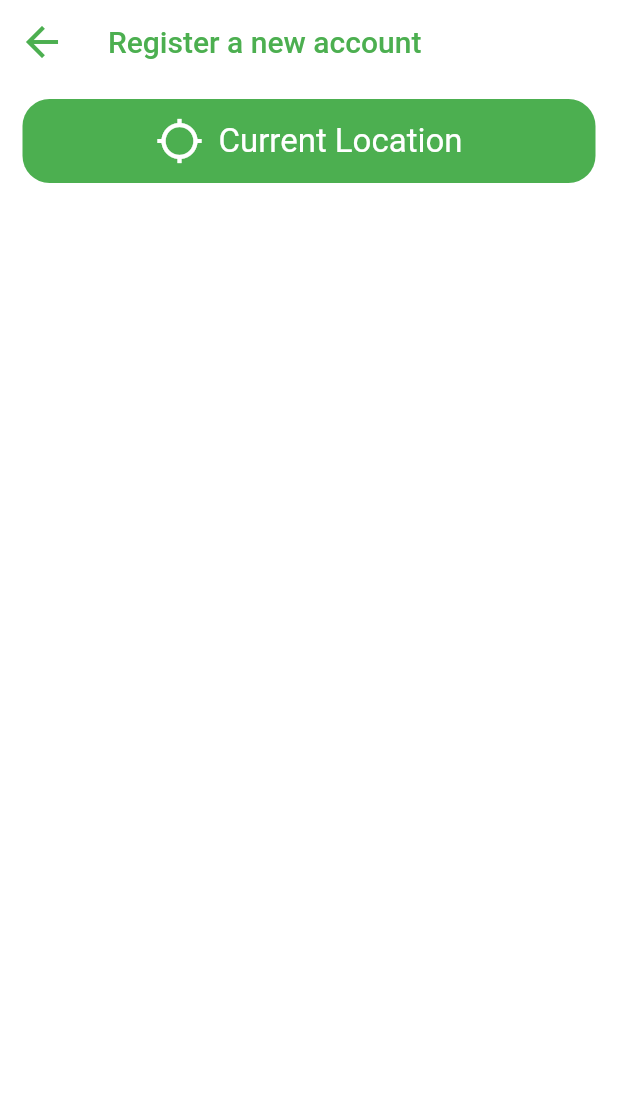
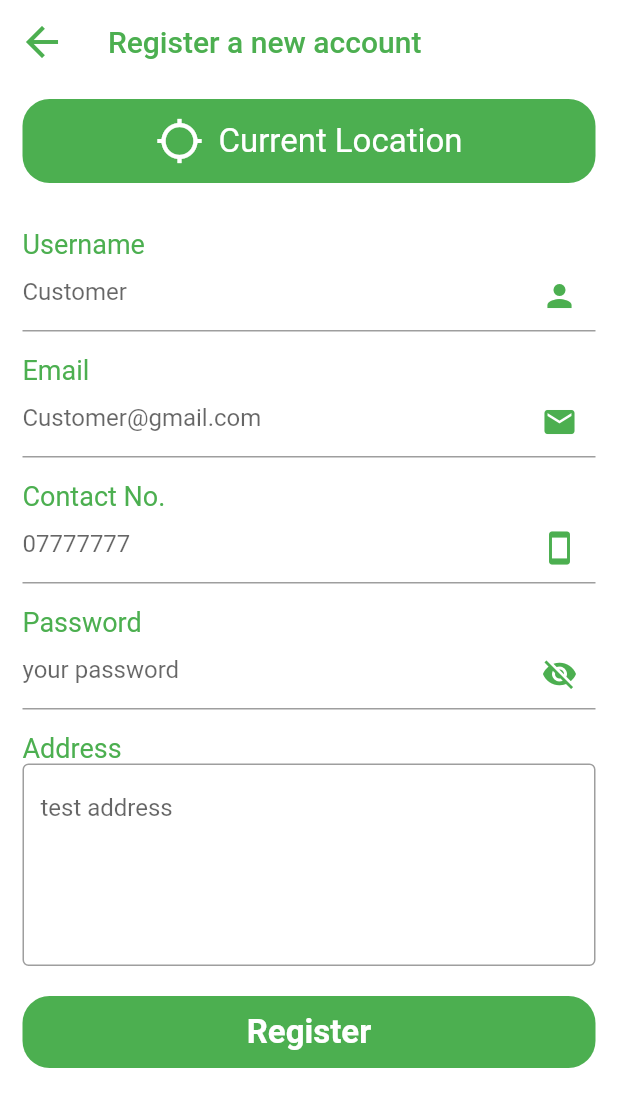
Before and after one commit to Mrbushido19/flutter_grocery_app_UI_challenge, a Flutter app: the RegisterScreen screen opened directly, on a phone screen of 412 x 824 dp. Shown: the top 1107 px of the screen. Run offline on Flutter 3.47's test engine with Material 2 defaults, Android fonts, the phone set to English and light mode, and no system bars; our stand-ins replace flutter_svg.

Commit message:
Register Screen finished

```diff
--- a/lib/pages/home/widgets/Home_custom_form.dart
+++ b/lib/pages/home/widgets/Home_custom_form.dart
@@ -57,6 +57,7 @@ class _HomeCustomFormState extends State<HomeCustomForm> {
                 if (password.isEmpty) {
                   return "Please enter your password";
                 }
+                return null;
               },
               onChanged: (value) => setState(() {
                 password = value;
--- a/lib/pages/register/register_screen.dart
+++ b/lib/pages/register/register_screen.dart
@@ -1,4 +1,6 @@
 import 'package:flutter/material.dart';
+
+import 'widgets/register_form.dart';
 
 class RegisterScreen extends StatelessWidget {
   const RegisterScreen({super.key});
@@ -23,10 +25,13 @@ class RegisterScreen extends StatelessWidget {
           onPressed: () => Navigator.pop(context),
         ),
       ),
-      body: SafeArea(
+      body: SingleChildScrollView(
+        child: SafeArea(
             child: Padding(
-        padding: const EdgeInsets.only(right: 15, top: 10, left: 15),
+          padding:
+              const EdgeInsets.only(right: 15, top: 10, left: 15, bottom: 10),
           child: Column(
+            crossAxisAlignment: CrossAxisAlignment.start,
             children: [
               Container(
                 padding: EdgeInsets.all(12),
@@ -49,13 +54,18 @@ class RegisterScreen extends StatelessWidget {
                     Text(
                       "Current Location",
                       style: TextStyle(color: Colors.white, fontSize: 22),
-                  )
+                    ),
                   ],
                 ),
-            )
+              ),
+              SizedBox(
+                height: 30,
+              ),
+              RegisterForm()
             ],
           ),
         )),
+      ),
     );
   }
 }
--- /dev/null
+++ b/lib/pages/register/widgets/register_form.dart
@@ -0,0 +1,181 @@
+import 'package:flutter/material.dart';
+
+class RegisterForm extends StatefulWidget {
+  const RegisterForm({
+    super.key,
+  });
+
+  @override
+  State<RegisterForm> createState() => _RegisterFormState();
+}
+
+class _RegisterFormState extends State<RegisterForm> {
+  final _registerFormKey = GlobalKey<FormState>();
+  bool isVisible = false;
+  String userName = "";
+  String userEmail = "";
+  String userNum = "";
+  String userPass = '';
+  String userAddr = '';
+
+  @override
+  Widget build(BuildContext context) {
+    return Form(
+        key: _registerFormKey,
+        child: Column(
+          mainAxisAlignment: MainAxisAlignment.spaceBetween,
+          crossAxisAlignment: CrossAxisAlignment.start,
+          children: [
+            Text("Username"),
+            TextFormField(
+              validator: (value) {
+                if (userName.isEmpty) {
+                  return "Please enter your Name";
+                }
+              },
+              onChanged: (value) {
+                setState(() {
+                  userName = value;
+                });
+              },
+              decoration: InputDecoration(
+                  hintText: "Customer",
+                  suffixIcon: Icon(
+                    Icons.person,
+                    color: Colors.green,
+                  )),
+            ),
+            SizedBox(
+              height: 15,
+            ),
+            Text(
+              "Email",
+            ),
+            TextFormField(
+              validator: (value) {
+                if (userEmail.isEmpty) {
+                  return "Please enter your email";
+                }
+              },
+              onChanged: (value) {
+                setState(() {
+                  userEmail = value;
+                });
+              },
+              decoration: InputDecoration(
+                  hintText: "Customer@gmail.com",
+                  suffixIcon: Icon(
+                    Icons.mail,
+                    color: Colors.green,
+                  )),
+            ),
+            SizedBox(
+              height: 15,
+            ),
+            Text("Contact No."),
+            TextFormField(
+              onChanged: (value) {
+                setState(() {
+                  userNum = value;
+                });
+              },
+              validator: (value) {
+                if (userNum.isEmpty) {
+                  return "Please enter your number";
+                }
+              },
+              decoration: InputDecoration(
+                  hintText: "07777777",
+                  suffixIcon: Icon(
+                    Icons.smartphone,
+                    color: Colors.green,
+                  )),
+            ),
+            SizedBox(
+              height: 15,
+            ),
+            Text("Password"),
+            TextFormField(
+              onChanged: (value) {
+                setState(() {
+                  userPass = value;
+                });
+              },
+              validator: (value) {
+                if (userPass.isEmpty) {
+                  return "Please enter your password";
+                }
+              },
+              obscureText: isVisible ? true : false,
+              decoration: InputDecoration(
+                  hintText: "your password",
+                  suffixIcon: IconButton(
+                    icon: isVisible
+                        ? Icon(
+                            Icons.visibility,
+                            color: Colors.green,
+                          )
+                        : Icon(
+                            Icons.visibility_off,
+                            color: Colors.green,
+                          ),
+                    onPressed: () {
+                      setState(() {
+                        isVisible = !isVisible;
+                      });
+                    },
+                  )),
+            ),
+            SizedBox(
+              height: 15,
+            ),
+            Text("Address"),
+            TextFormField(
+              onChanged: (value) {
+                setState(() {
+                  userAddr = value;
+                });
+              },
+              validator: (value) {
+                if (userAddr.isEmpty) {
+                  return "Please enter your email";
+                }
+              },
+              maxLines: 5,
+              decoration: InputDecoration(
+                border: OutlineInputBorder(),
+                hintText: "test address",
+              ),
+            ),
+            SizedBox(
+              height: 20,
+            ),
+            GestureDetector(
+              onDoubleTap: () {},
+              child: Container(
+                  width: double.infinity,
+                  decoration: BoxDecoration(
+                    color: Colors.green,
+                    borderRadius: BorderRadius.circular(18),
+                  ),
+                  child: MaterialButton(
+                    onPressed: () {
+                      if (_registerFormKey.currentState!.validate()) {
+                        ScaffoldMessenger.of(context).showSnackBar(
+                          const SnackBar(content: Text('Processing Data')),
+                        );
+                      }
+                    },
+                    child: Text(
+                      "Register",
+                      style: TextStyle(
+                          color: Colors.white,
+                          fontWeight: FontWeight.bold,
+                          fontSize: 22),
+                    ),
+                  )),
+            ),
+          ],
+        ));
+  }
+}
```
Also changed, not shown: lib/pages/home/widgets/login_button.dart (+12 -5 lines). Lines whose indentation alone changed are shown as unchanged.
